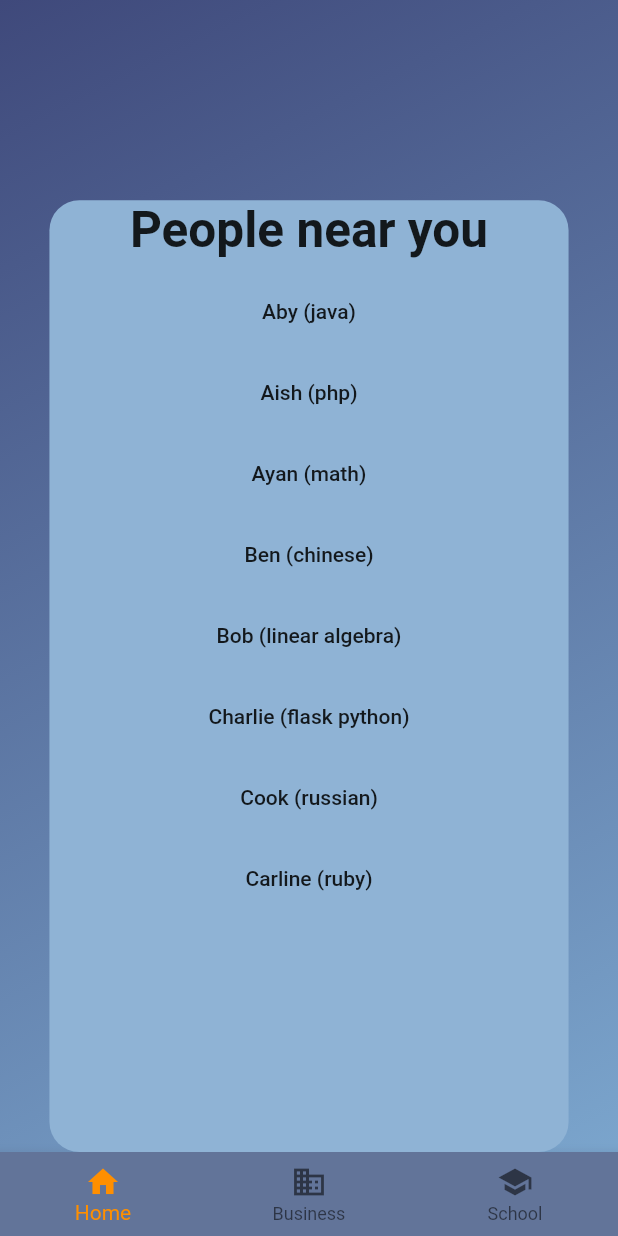
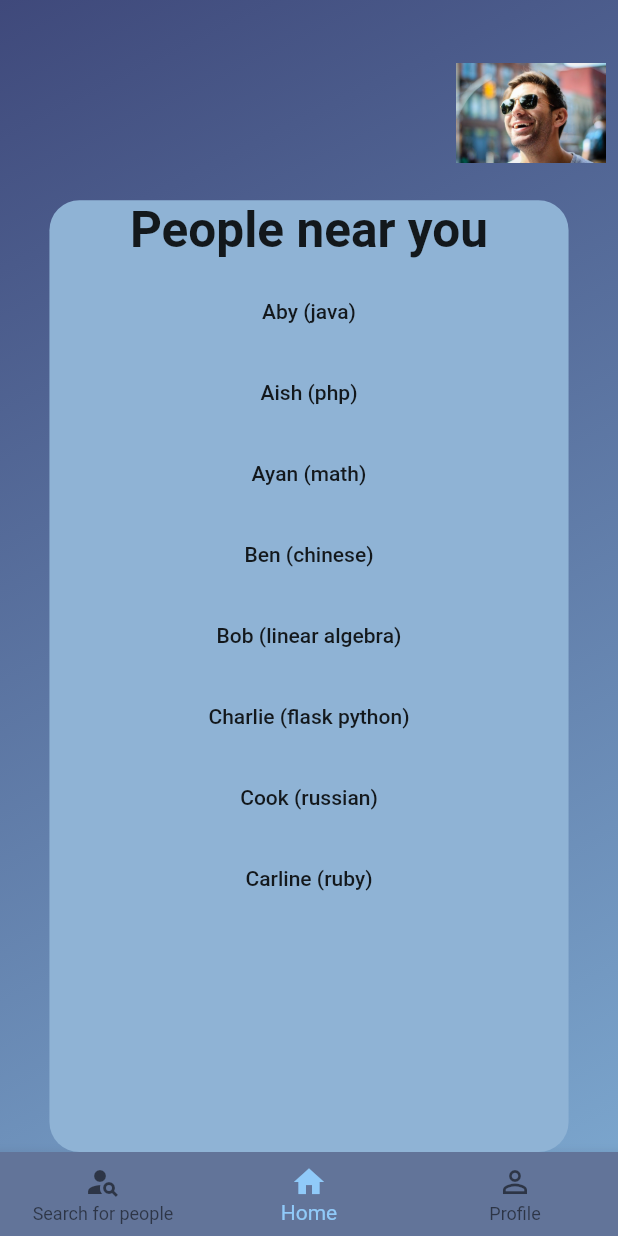
Before and after one commit to kyych/multi_learn, a Flutter app: the screen it shows after launch, on a phone screen of 412 x 824 dp. Run offline on Flutter 3.47's test engine with Material 2 defaults, Android fonts, the phone set to English and light mode, and no system bars; our stand-ins replace hexcolor.

Commit message:
Added user photo in right corner. Changed icons in navigationBar.dart to better fitting assumptions of a project.

```diff
--- a/lib/screens/dashboard.dart
+++ b/lib/screens/dashboard.dart
@@ -6,7 +6,7 @@ import 'dart:developer' as developer;
 
 import 'package:multi_learn/widgets/peoplenearyou.dart';
 
-class Dashboard extends StatefulWidget{
+class Dashboard extends StatefulWidget {
   @override
   _DashboardState createState() => _DashboardState();
 }
@@ -16,30 +16,42 @@ class _DashboardState extends State<Dashboard> {
   Widget build(BuildContext context) {
     developer.log("Dashboard rebuild");
     return Scaffold(
-      body:
-          Container(
+      body: Container(
           decoration: new BoxDecoration(
               gradient: new LinearGradient(
             begin: Alignment.topLeft,
             end: Alignment.bottomRight,
-                  colors: [
-                    HexColor("#3F497B"),
-                    HexColor("#7EAAD1")
-                  ],
+            colors: [HexColor("#3F497B"), HexColor("#7EAAD1")],
           )),
           child: Column(
             verticalDirection: VerticalDirection.up,
-            children: <Widget>[ //TODO: refactor to widget
+            children: <Widget>[
+              //TODO: refactor to widgets here
               NavigationBar(),
               Align(
                 alignment: Alignment.bottomCenter,
-                child:
-                PeopleNearYou(),
+                child: PeopleNearYou(),
+              ),
+              // Align( //TODO: ADD location, messages
+              //   child: Text('7 new messages\nLocation: Warsaw'),
+              //   alignment: Alignment.topLeft,
+              // ),
 
+              Align(
+                // profile picture
+                child: IconButton(
+                  icon: Image.asset('assets/images/hPerson.jpg'),
+                  onPressed: _someMethod,
+                  iconSize: 100,
+                ),
+                alignment: Alignment.topRight,
               ),
             ],
-          )
-          ),
+          )),
     );
   }
+
+  void _someMethod() {
+    //TODO: remove this method from here...
   }
+}
--- a/lib/widgets/navigationBar.dart
+++ b/lib/widgets/navigationBar.dart
@@ -2,37 +2,33 @@ import 'package:flutter/cupertino.dart';
 import 'package:flutter/material.dart';
 import 'package:hexcolor/hexcolor.dart';
 
-class NavigationBar extends StatefulWidget{
-
+class NavigationBar extends StatefulWidget {
   @override
   _NavigationBar createState() => _NavigationBar();
 }
 
-class _NavigationBar extends State<NavigationBar>{
-  int _selectedIndex = 0;
+class _NavigationBar extends State<NavigationBar> {
+  int _selectedIndex = 1;
   @override
   Widget build(BuildContext context) {
     return BottomNavigationBar(
       backgroundColor: HexColor("#627499"),
       items: const <BottomNavigationBarItem>[
-        BottomNavigationBarItem(icon: Icon(Icons.home),
-            label: 'Home'
+        BottomNavigationBarItem(
+          icon: Icon(Icons.person_search),
+          label: 'Search for people',
         ),
+        BottomNavigationBarItem(icon: Icon(Icons.home), label: 'Home'),
         BottomNavigationBarItem(
-          icon: Icon(Icons.business),
-          label: 'Business',
-        ),
-        BottomNavigationBarItem(
-          icon: Icon(Icons.school),
-          label: 'School',
+          icon: Icon(Icons.perm_identity),
+          label: 'Profile',
         ),
       ],
       currentIndex: _selectedIndex,
-        selectedItemColor: Colors.amber[800],
-        onTap: _onItemTapped,
+      selectedItemColor: Colors.blue[200],
+      onTap: _onItemTapped,
     );
   }
-
 
   void _onItemTapped(int index) {
     setState(() {
--- a/lib/widgets/personWidget.dart
+++ b/lib/widgets/personWidget.dart
@@ -4,6 +4,8 @@ import 'package:flutter/material.dart';
 class PersonWidget extends StatelessWidget {
   String name, wantsToLearn;
   String message;
+
+  //TODO: add photo of person
 
   @override
   Widget build(BuildContext context) {
@@ -12,5 +14,7 @@ class PersonWidget extends StatelessWidget {
 
   PersonWidget(this.message) {}
 
-  void _personPressed() {}
+  void _personPressed() {
+    //TODO: profilePage open
+  }
 }
```
Also changed, not shown: pubspec.yaml (+3 -4 lines), assets/images/hPerson.jpg (added). Lines whose indentation alone changed are shown as unchanged.
